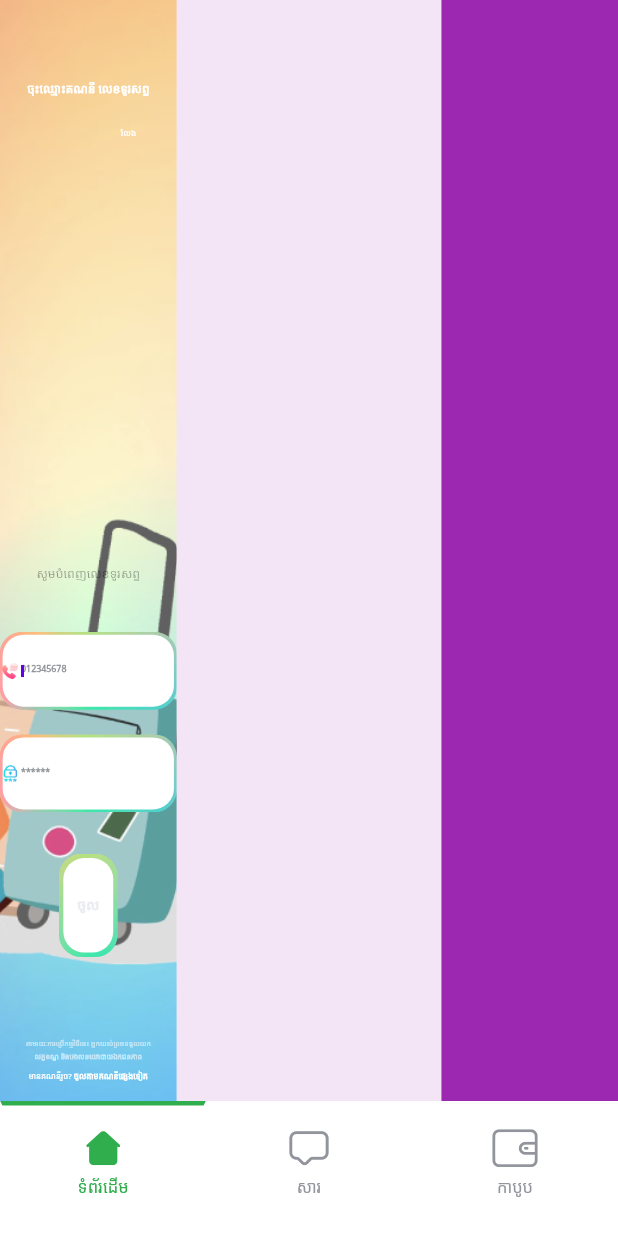
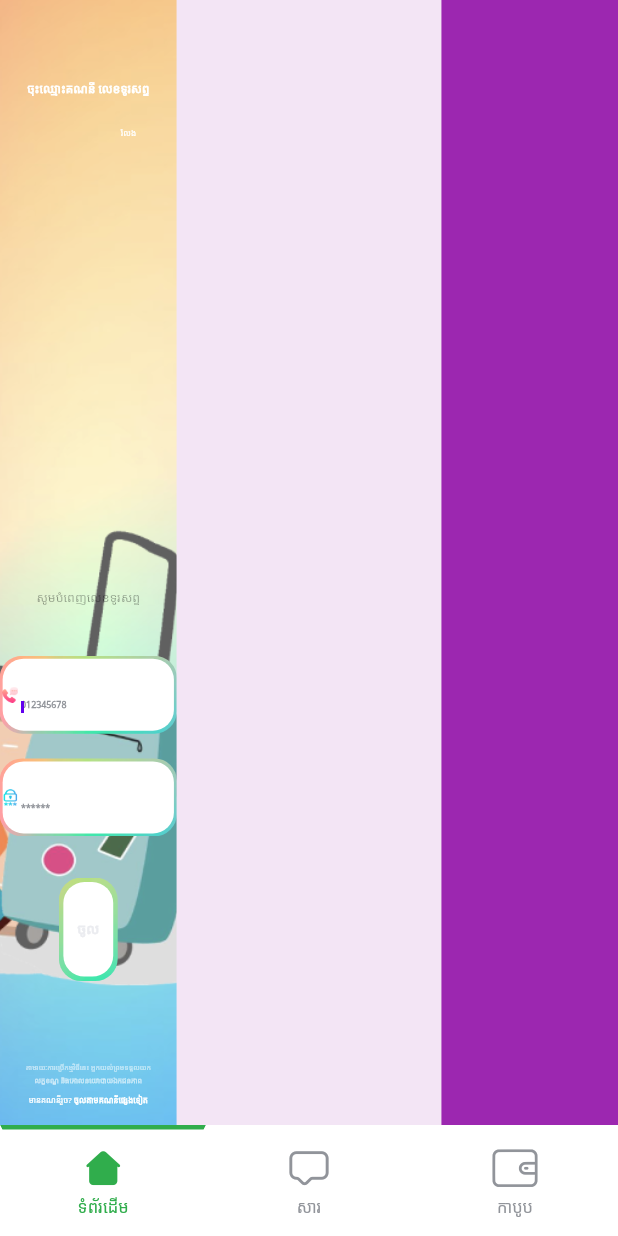
Before and after one commit to nakhimchea/travenx_loitafoundation, a Flutter app: the LandscapeBody screen opened directly with empty values, after a tap on "ចុះឈ្មោះគណនី លេខទូរសព្ទ", on a phone screen of 412 x 824 dp. Run offline on Flutter 3.47's test engine with Material 2 defaults, Android fonts, the phone set to English and light mode, and no system bars; our stand-ins replace animated_text_kit, cached_network_image, cloud_firestore, firebase_auth, firebase_core, flutter_secure_storage and 2 more; missing offline and left inert: flutter_facebook_auth; accounts and stored records are empty.

Commit message:
UI Bug Fixes

```diff
--- a/lib/providers/custom_nav_bar.dart
+++ b/lib/providers/custom_nav_bar.dart
@@ -22,7 +22,7 @@ class CustomNavBar extends StatelessWidget {
             (key, icon) => MapEntry(
               key,
               Tab(
-                iconMargin: EdgeInsets.only(top: 10.0, bottom: 5.0),
+                iconMargin: EdgeInsets.only(top: 5.0, bottom: 5.0),
                 icon: Icon(
                   key == icons.keys.elementAt(selectedIndex)
                       ? icon[1]
--- a/lib/providers/landscapeBody.dart
+++ b/lib/providers/landscapeBody.dart
@@ -77,13 +77,10 @@ class _LandscapeBodyState extends State<LandscapeBody> {
           index: selectedIndex >= 3 ? 0 : selectedIndex,
           children: _screens,
         ),
-        bottomNavigationBar: Padding(
-          padding: const EdgeInsets.only(bottom: 16.0),
-          child: CustomNavBar(
-            icons: _icons,
-            selectedIndex: selectedIndex >= 3 ? 0 : selectedIndex,
-            onTap: (index) => setState(() => selectedIndex = index),
-          ),
+        bottomNavigationBar: CustomNavBar(
+          icons: _icons,
+          selectedIndex: selectedIndex >= 3 ? 0 : selectedIndex,
+          onTap: (index) => setState(() => selectedIndex = index),
         ),
       ),
     );
--- a/lib/screens/landscape/profile_layout/login.dart
+++ b/lib/screens/landscape/profile_layout/login.dart
@@ -318,9 +318,11 @@ class GradientButton extends StatelessWidget {
             child: TextButton(
               onPressed: onPressed,
               style: ButtonStyle(
-                  overlayColor: MaterialStateProperty.all(isCodeSent
-                      ? Palette.priceColor.withOpacity(0.2)
-                      : Colors.transparent)),
+                overlayColor: MaterialStateProperty.all(isCodeSent
+                    ? Palette.priceColor.withOpacity(0.2)
+                    : Colors.transparent),
+                padding: MaterialStateProperty.all(EdgeInsets.zero),
+              ),
               child: Text(
                 title,
                 textScaleFactor: constraints.maxWidth / 300,
--- a/lib/widgets/landscape/home_screen/login_text_field.dart
+++ b/lib/widgets/landscape/home_screen/login_text_field.dart
@@ -104,6 +104,7 @@ class _LoginTextFieldState extends State<LoginTextField> {
                           children: [
                             Expanded(
                               child: TextField(
+                                textAlignVertical: TextAlignVertical.center,
                                 style: TextStyle(
                                   color: Theme.of(context).primaryColor,
                                   fontSize:
@@ -155,6 +156,8 @@ class _LoginTextFieldState extends State<LoginTextField> {
                                                 MaterialStateProperty.all(
                                               Colors.transparent,
                                             ),
+                                            padding: MaterialStateProperty.all(
+                                                EdgeInsets.zero),
                                           ),
                                           child: Text(
                                             'ផ្ញើលេខកូដ',
--- a/lib/widgets/medium/home_screen/login_text_field.dart
+++ b/lib/widgets/medium/home_screen/login_text_field.dart
@@ -104,6 +104,7 @@ class _LoginTextFieldState extends State<LoginTextField> {
                           children: [
                             Expanded(
                               child: TextField(
+                                textAlignVertical: TextAlignVertical.center,
                                 style: TextStyle(
                                   color: Theme.of(context).primaryColor,
                                   fontSize:
```
Also changed, not shown: lib/providers/mediumBody.dart (+4 -7 lines).
